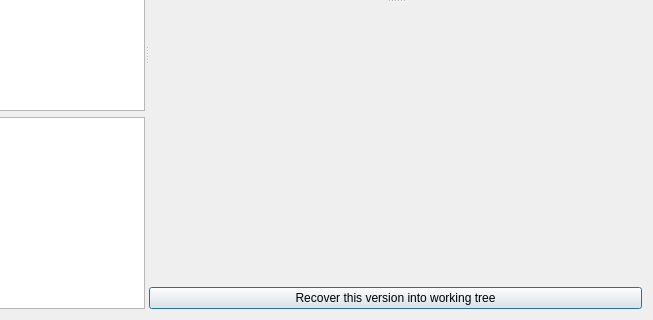
Before: the Qt Designer form kart/gui/featurehistorydialog.ui in koordinates/kart-qgis-plugin, drawn with Qt 5; both pictures show x 360 to 1013 and y 212 to 532 of the 1013 by 532 pixel window.
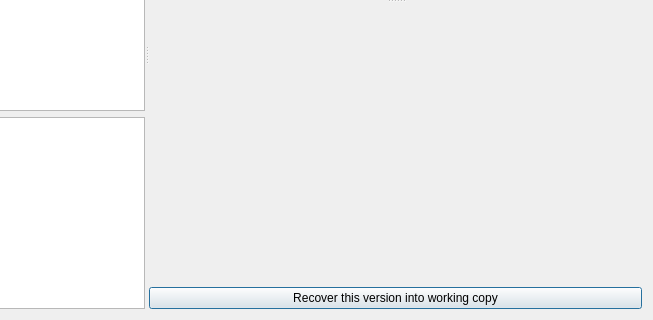
After: the same form once the commit is applied.

Commit message: `working tree`-> `working copy`

Patch:
```diff
--- a/kart/gui/featurehistorydialog.ui
+++ b/kart/gui/featurehistorydialog.ui
@@ -182,7 +182,7 @@
         <item>
          <widget class="QPushButton" name="btnRecover">
           <property name="text">
-           <string>Recover this version into working tree</string>
+           <string>Recover this version into working copy</string>
           </property>
          </widget>
         </item>
```
The commit also changes 4 other files.
